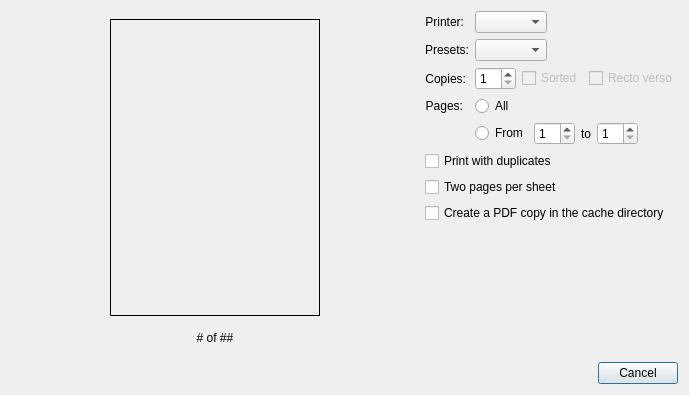
Old version of the form plugins/printerplugin/printdialog.ui in the repository FreeHealth/freehealth.
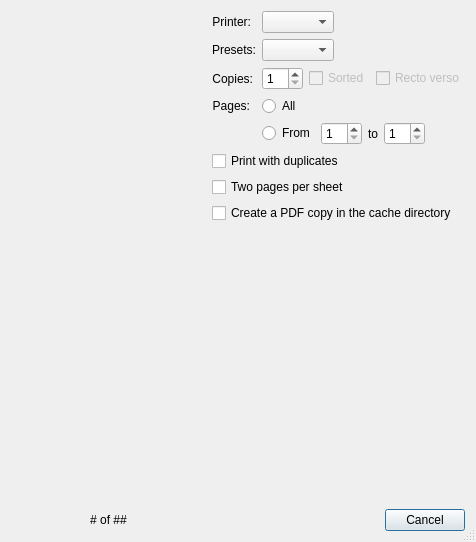
New version of the form.

Patch:
```diff
--- a/plugins/printerplugin/printdialog.ui
+++ b/plugins/printerplugin/printdialog.ui
@@ -9,12 +9,12 @@
    <rect>
     <x>0</x>
     <y>0</y>
-    <width>689</width>
-    <height>395</height>
+    <width>476</width>
+    <height>542</height>
    </rect>
   </property>
   <property name="sizePolicy">
-   <sizepolicy hsizetype="Minimum" vsizetype="Minimum">
+   <sizepolicy hsizetype="Maximum" vsizetype="Maximum">
     <horstretch>0</horstretch>
     <verstretch>0</verstretch>
    </sizepolicy>
@@ -22,210 +22,17 @@
   <property name="windowTitle">
    <string>Print</string>
   </property>
-  <layout class="QVBoxLayout" name="verticalLayout_2">
-   <item>
-    <layout class="QHBoxLayout" name="horizontalLayout_5">
-     <item>
-      <layout class="QVBoxLayout" name="verticalLayout">
-       <item>
-        <layout class="QHBoxLayout" name="horizontalLayout_2">
-         <item>
-          <spacer name="horizontalSpacer">
-           <property name="orientation">
-            <enum>Qt::Horizontal</enum>
-           </property>
-           <property name="sizeHint" stdset="0">
-            <size>
-             <width>13</width>
-             <height>20</height>
-            </size>
-           </property>
-          </spacer>
-         </item>
-         <item>
-          <widget class="QLabel" name="preview">
-           <property name="minimumSize">
-            <size>
-             <width>210</width>
-             <height>297</height>
-            </size>
-           </property>
-           <property name="maximumSize">
-            <size>
-             <width>210</width>
-             <height>297</height>
-            </size>
-           </property>
-           <property name="frameShape">
-            <enum>QFrame::Box</enum>
-           </property>
-           <property name="frameShadow">
-            <enum>QFrame::Plain</enum>
-           </property>
-           <property name="lineWidth">
-            <number>1</number>
-           </property>
-           <property name="midLineWidth">
-            <number>1</number>
-           </property>
-           <property name="text">
-            <string/>
-           </property>
-          </widget>
-         </item>
-         <item>
-          <spacer name="horizontalSpacer_2">
-           <property name="orientation">
-            <enum>Qt::Horizontal</enum>
-           </property>
-           <property name="sizeHint" stdset="0">
-            <size>
-             <width>13</width>
-             <height>20</height>
-            </size>
-           </property>
-          </spacer>
-         </item>
-        </layout>
-       </item>
-       <item>
-        <layout class="QHBoxLayout" name="horizontalLayout">
-         <item>
-          <widget class="QPushButton" name="firstButton">
-           <property name="minimumSize">
-            <size>
-             <width>16</width>
-             <height>16</height>
-            </size>
-           </property>
-           <property name="maximumSize">
-            <size>
-             <width>16</width>
-             <height>16</height>
-            </size>
-           </property>
-           <property name="toolTip">
-            <string>First page</string>
-           </property>
-           <property name="text">
-            <string/>
-           </property>
-           <property name="autoDefault">
-            <bool>false</bool>
-           </property>
-           <property name="flat">
+  <property name="sizeGripEnabled">
             <bool>true</bool>
            </property>
-          </widget>
-         </item>
-         <item>
-          <widget class="QPushButton" name="prevButton">
-           <property name="minimumSize">
-            <size>
-             <width>16</width>
-             <height>16</height>
-            </size>
-           </property>
-           <property name="maximumSize">
-            <size>
-             <width>16</width>
-             <height>16</height>
-            </size>
-           </property>
-           <property name="toolTip">
-            <string>Previous page</string>
-           </property>
-           <property name="text">
-            <string/>
-           </property>
-           <property name="autoDefault">
-            <bool>false</bool>
-           </property>
-           <property name="flat">
-            <bool>true</bool>
-           </property>
-          </widget>
-         </item>
-         <item>
-          <widget class="QLabel" name="viewPageLabel">
-           <property name="sizePolicy">
-            <sizepolicy hsizetype="Preferred" vsizetype="Fixed">
-             <horstretch>0</horstretch>
-             <verstretch>0</verstretch>
-            </sizepolicy>
-           </property>
-           <property name="text">
-            <string># of ##</string>
-           </property>
-           <property name="alignment">
-            <set>Qt::AlignCenter</set>
-           </property>
-          </widget>
-         </item>
-         <item>
-          <widget class="QPushButton" name="nextButton">
-           <property name="minimumSize">
-            <size>
-             <width>16</width>
-             <height>16</height>
-            </size>
-           </property>
-           <property name="maximumSize">
-            <size>
-             <width>16</width>
-             <height>16</height>
-            </size>
-           </property>
-           <property name="toolTip">
-            <string>Next page</string>
-           </property>
-           <property name="text">
-            <string/>
-           </property>
-           <property name="autoDefault">
-            <bool>false</bool>
-           </property>
-           <property name="flat">
-            <bool>true</bool>
-           </property>
-          </widget>
-         </item>
-         <item>
-          <widget class="QPushButton" name="lastButton">
-           <property name="minimumSize">
-            <size>
-             <width>16</width>
-             <height>16</height>
-            </size>
-           </property>
-           <property name="maximumSize">
-            <size>
-             <width>16</width>
-             <height>16</height>
-            </size>
-           </property>
-           <property name="toolTip">
-            <string>Last page</string>
-           </property>
-           <property name="text">
-            <string/>
-           </property>
-           <property name="autoDefault">
-            <bool>false</bool>
-           </property>
-           <property name="flat">
-            <bool>true</bool>
-           </property>
-          </widget>
-         </item>
-        </layout>
-       </item>
-      </layout>
-     </item>
-     <item>
+  <layout class="QGridLayout" name="gridLayout" rowstretch="1,0" columnstretch="1,0">
+   <item row="0" column="1">
       <layout class="QFormLayout" name="formLayout">
+     <property name="sizeConstraint">
+      <enum>QLayout::SetMinimumSize</enum>
+     </property>
        <property name="fieldGrowthPolicy">
-        <enum>QFormLayout::ExpandingFieldsGrow</enum>
+      <enum>QFormLayout::FieldsStayAtSizeHint</enum>
        </property>
        <item row="0" column="0">
         <widget class="QLabel" name="label_3">
@@ -399,9 +206,139 @@
        </item>
       </layout>
      </item>
+   <item row="1" column="0">
+    <layout class="QHBoxLayout" name="horizontalLayout">
+     <item>
+      <widget class="QPushButton" name="firstButton">
+       <property name="minimumSize">
+        <size>
+         <width>16</width>
+         <height>16</height>
+        </size>
+       </property>
+       <property name="maximumSize">
+        <size>
+         <width>16</width>
+         <height>16</height>
+        </size>
+       </property>
+       <property name="toolTip">
+        <string>First page</string>
+       </property>
+       <property name="text">
+        <string/>
+       </property>
+       <property name="autoDefault">
+        <bool>false</bool>
+       </property>
+       <property name="flat">
+        <bool>true</bool>
+       </property>
+      </widget>
+     </item>
+     <item>
+      <widget class="QPushButton" name="prevButton">
+       <property name="minimumSize">
+        <size>
+         <width>16</width>
+         <height>16</height>
+        </size>
+       </property>
+       <property name="maximumSize">
+        <size>
+         <width>16</width>
+         <height>16</height>
+        </size>
+       </property>
+       <property name="toolTip">
+        <string>Previous page</string>
+       </property>
+       <property name="text">
+        <string/>
+       </property>
+       <property name="autoDefault">
+        <bool>false</bool>
+       </property>
+       <property name="flat">
+        <bool>true</bool>
+       </property>
+      </widget>
+     </item>
+     <item>
+      <widget class="QLabel" name="viewPageLabel">
+       <property name="sizePolicy">
+        <sizepolicy hsizetype="Preferred" vsizetype="Fixed">
+         <horstretch>0</horstretch>
+         <verstretch>0</verstretch>
+        </sizepolicy>
+       </property>
+       <property name="text">
+        <string># of ##</string>
+       </property>
+       <property name="alignment">
+        <set>Qt::AlignCenter</set>
+       </property>
+      </widget>
+     </item>
+     <item>
+      <widget class="QPushButton" name="nextButton">
+       <property name="minimumSize">
+        <size>
+         <width>16</width>
+         <height>16</height>
+        </size>
+       </property>
+       <property name="maximumSize">
+        <size>
+         <width>16</width>
+         <height>16</height>
+        </size>
+       </property>
+       <property name="toolTip">
+        <string>Next page</string>
+       </property>
+       <property name="text">
+        <string/>
+       </property>
+       <property name="autoDefault">
+        <bool>false</bool>
+       </property>
+       <property name="flat">
+        <bool>true</bool>
+       </property>
+      </widget>
+     </item>
+     <item>
+      <widget class="QPushButton" name="lastButton">
+       <property name="minimumSize">
+        <size>
+         <width>16</width>
+         <height>16</height>
+        </size>
+       </property>
+       <property name="maximumSize">
+        <size>
+         <width>16</width>
+         <height>16</height>
+        </size>
+       </property>
+       <property name="toolTip">
+        <string>Last page</string>
+       </property>
+       <property name="text">
+        <string/>
+       </property>
+       <property name="autoDefault">
+        <bool>false</bool>
+       </property>
+       <property name="flat">
+        <bool>true</bool>
+       </property>
+      </widget>
+     </item>
     </layout>
    </item>
-   <item>
+   <item row="1" column="1">
     <widget class="QDialogButtonBox" name="buttonBox">
      <property name="orientation">
       <enum>Qt::Horizontal</enum>
```
Lines whose indentation alone changed are shown as unchanged.
